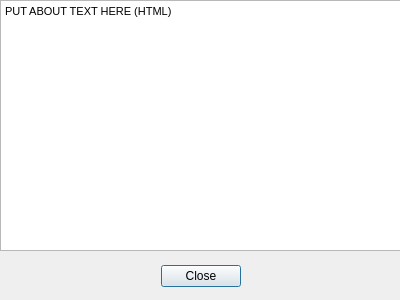
The window that mainPlug/About.ui (NSCC-EAT-Lab/QGIS-plugin) describes before a commit, drawn with Qt 5.
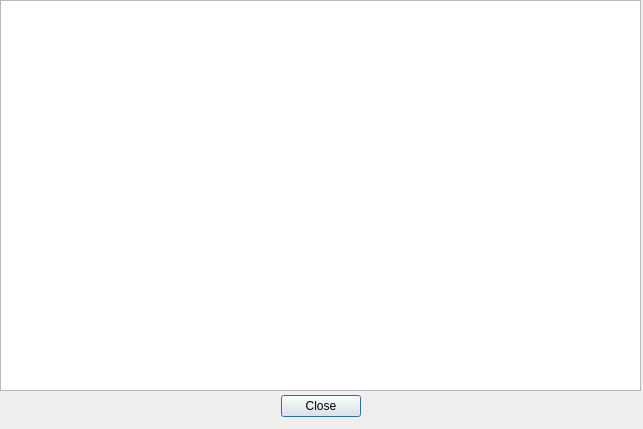
The same window after the commit. Icons and pictures are not drawn.

Commit message: Update About page

What changed in the file:
```diff
--- a/mainPlug/About.ui
+++ b/mainPlug/About.ui
@@ -6,8 +6,8 @@
    <rect>
     <x>0</x>
     <y>0</y>
-    <width>400</width>
-    <height>300</height>
+    <width>643</width>
+    <height>429</height>
    </rect>
   </property>
   <property name="windowTitle">
@@ -17,8 +17,8 @@
    <property name="geometry">
     <rect>
      <x>0</x>
-     <y>260</y>
-     <width>401</width>
+     <y>390</y>
+     <width>641</width>
      <height>32</height>
     </rect>
    </property>
@@ -37,8 +37,8 @@
     <rect>
      <x>0</x>
      <y>0</y>
-     <width>401</width>
-     <height>251</height>
+     <width>641</width>
+     <height>391</height>
     </rect>
    </property>
    <property name="html">
@@ -46,7 +46,7 @@
 &lt;html&gt;&lt;head&gt;&lt;meta name=&quot;qrichtext&quot; content=&quot;1&quot; /&gt;&lt;style type=&quot;text/css&quot;&gt;
 p, li { white-space: pre-wrap; }
 &lt;/style&gt;&lt;/head&gt;&lt;body style=&quot; font-family:'MS Shell Dlg 2'; font-size:8.25pt; font-weight:400; font-style:normal;&quot;&gt;
-&lt;p style=&quot; margin-top:0px; margin-bottom:0px; margin-left:0px; margin-right:0px; -qt-block-indent:0; text-indent:0px;&quot;&gt;&lt;span style=&quot; font-size:8pt;&quot;&gt;PUT ABOUT TEXT HERE (HTML)&lt;/span&gt;&lt;/p&gt;&lt;/body&gt;&lt;/html&gt;</string>
+&lt;p align=&quot;center&quot; style=&quot; margin-top:0px; margin-bottom:0px; margin-left:0px; margin-right:0px; -qt-block-indent:0; text-indent:0px;&quot;&gt;&lt;img src=&quot;:/plugins/mainPlug/images/EAT_Logo_Scaled.png&quot; /&gt;&lt;/p&gt;&lt;/body&gt;&lt;/html&gt;</string>
    </property>
   </widget>
  </widget>
```
Left out of the diff: 4 changed lines with no effect on the pictures.
